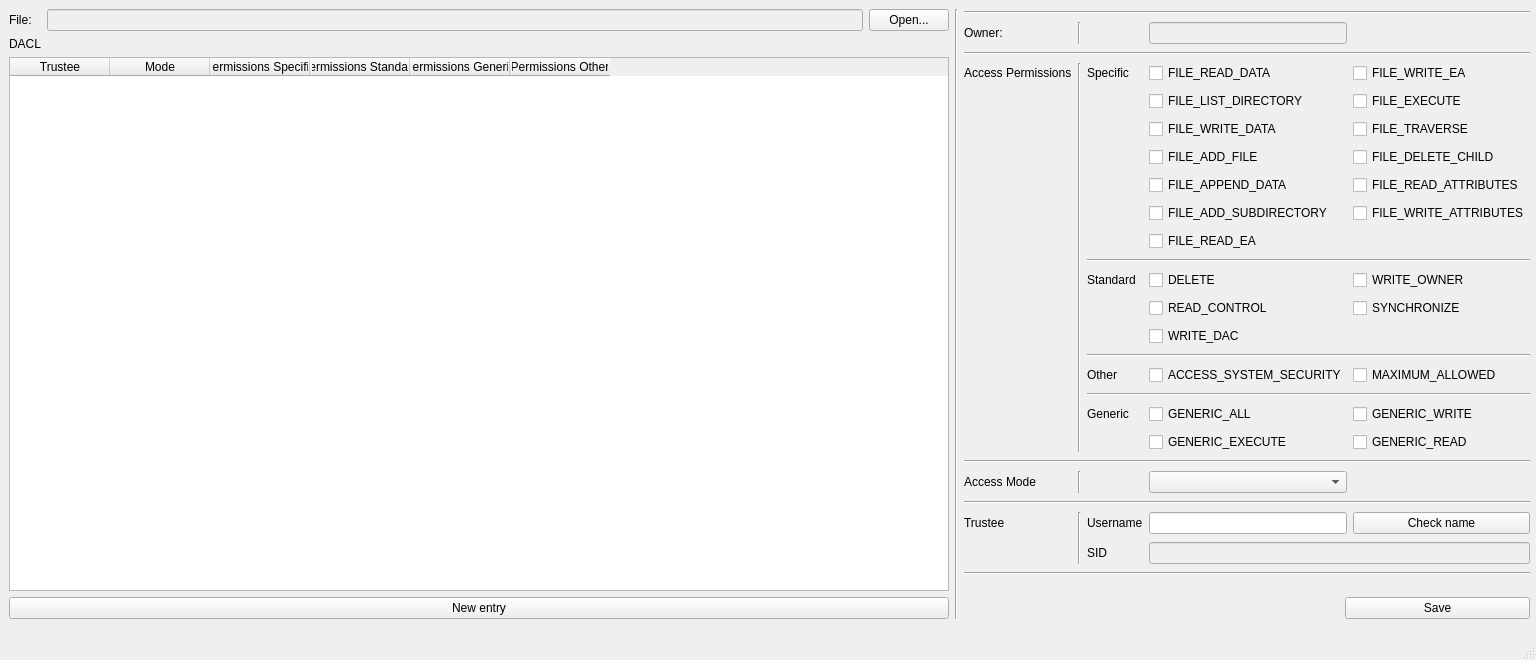
The window that mainwindow.ui (6uoMycop/ACL_editor) describes before a commit, drawn with Qt 5.
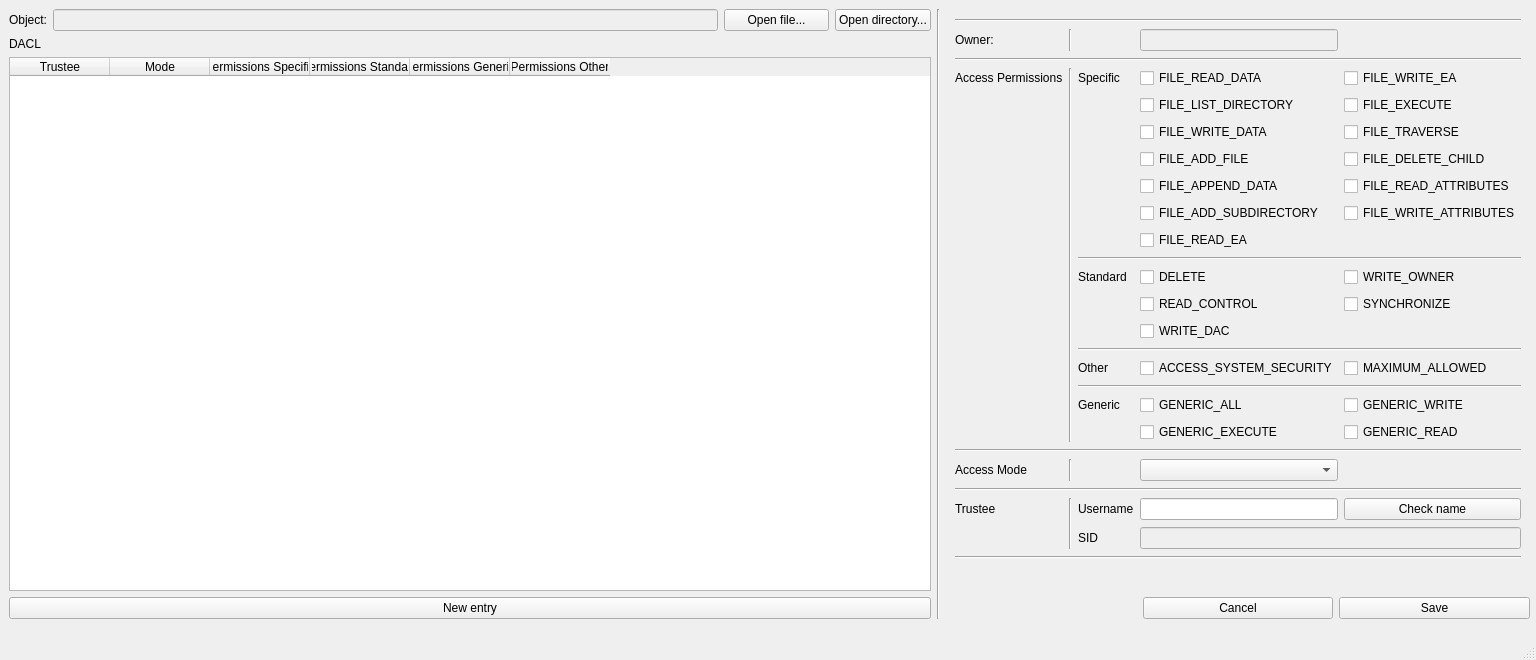
The same window after the commit.

Commit message: check names OK multiple gui fixes

The edit to the form file:
```diff
--- a/mainwindow.ui
+++ b/mainwindow.ui
@@ -42,10 +42,10 @@
      </rect>
     </property>
     <layout class="QGridLayout" name="gridLayout">
-     <item row="3" column="0" colspan="3">
-      <widget class="QPushButton" name="pushButton_New">
+     <item row="3" column="7">
+      <widget class="QPushButton" name="pushButton_Save">
        <property name="text">
-        <string>New entry</string>
+        <string>Save</string>
        </property>
       </widget>
      </item>
@@ -56,7 +56,48 @@
        </property>
       </widget>
      </item>
-     <item row="2" column="0" colspan="3">
+     <item row="0" column="0">
+      <widget class="QLabel" name="label_Object">
+       <property name="text">
+        <string>Object:</string>
+       </property>
+      </widget>
+     </item>
+     <item row="0" column="4" rowspan="4">
+      <widget class="Line" name="line_11">
+       <property name="orientation">
+        <enum>Qt::Vertical</enum>
+       </property>
+      </widget>
+     </item>
+     <item row="1" column="0">
+      <widget class="QLabel" name="label_ACL">
+       <property name="text">
+        <string>DACL</string>
+       </property>
+      </widget>
+     </item>
+     <item row="0" column="2">
+      <widget class="QPushButton" name="pushButton_OpenFile">
+       <property name="minimumSize">
+        <size>
+         <width>105</width>
+         <height>0</height>
+        </size>
+       </property>
+       <property name="text">
+        <string>Open file...</string>
+       </property>
+      </widget>
+     </item>
+     <item row="0" column="3">
+      <widget class="QPushButton" name="pushButton_OpenDirectory">
+       <property name="text">
+        <string>Open directory...</string>
+       </property>
+      </widget>
+     </item>
+     <item row="2" column="0" colspan="4">
       <widget class="QTableWidget" name="tableWidget_ACL">
        <column>
         <property name="text">
@@ -90,42 +131,8 @@
        </column>
       </widget>
      </item>
-     <item row="0" column="0">
-      <widget class="QLabel" name="label_File">
-       <property name="text">
-        <string>File:</string>
-       </property>
-      </widget>
-     </item>
-     <item row="0" column="3" rowspan="4">
-      <widget class="Line" name="line_11">
-       <property name="orientation">
-        <enum>Qt::Vertical</enum>
-       </property>
-      </widget>
-     </item>
-     <item row="0" column="2">
-      <widget class="QPushButton" name="pushButton_Open">
-       <property name="text">
-        <string>Open...</string>
-       </property>
-      </widget>
-     </item>
-     <item row="1" column="0">
-      <widget class="QLabel" name="label_ACL">
-       <property name="text">
-        <string>DACL</string>
-       </property>
-      </widget>
-     </item>
-     <item row="3" column="6">
-      <widget class="QPushButton" name="pushButton_Save">
-       <property name="text">
-        <string>Save</string>
-       </property>
-      </widget>
-     </item>
-     <item row="0" column="4" rowspan="3" colspan="3">
+     <item row="0" column="5" rowspan="3" colspan="3">
+      <widget class="QWidget" name="widget_Container" native="true">
       <layout class="QGridLayout" name="gridLayout_2">
        <item row="16" column="2" colspan="3">
         <widget class="Line" name="line_8">
@@ -593,6 +600,21 @@
         </widget>
        </item>
       </layout>
+      </widget>
+     </item>
+     <item row="3" column="0" colspan="4">
+      <widget class="QPushButton" name="pushButton_New">
+       <property name="text">
+        <string>New entry</string>
+       </property>
+      </widget>
+     </item>
+     <item row="3" column="6">
+      <widget class="QPushButton" name="pushButton_Cancel">
+       <property name="text">
+        <string>Cancel</string>
+       </property>
+      </widget>
      </item>
     </layout>
    </widget>
```
Left out of the diff: 9 changed lines with no effect on the pictures. Lines whose indentation alone changed are shown as unchanged. The commit also changes 2 other files.
